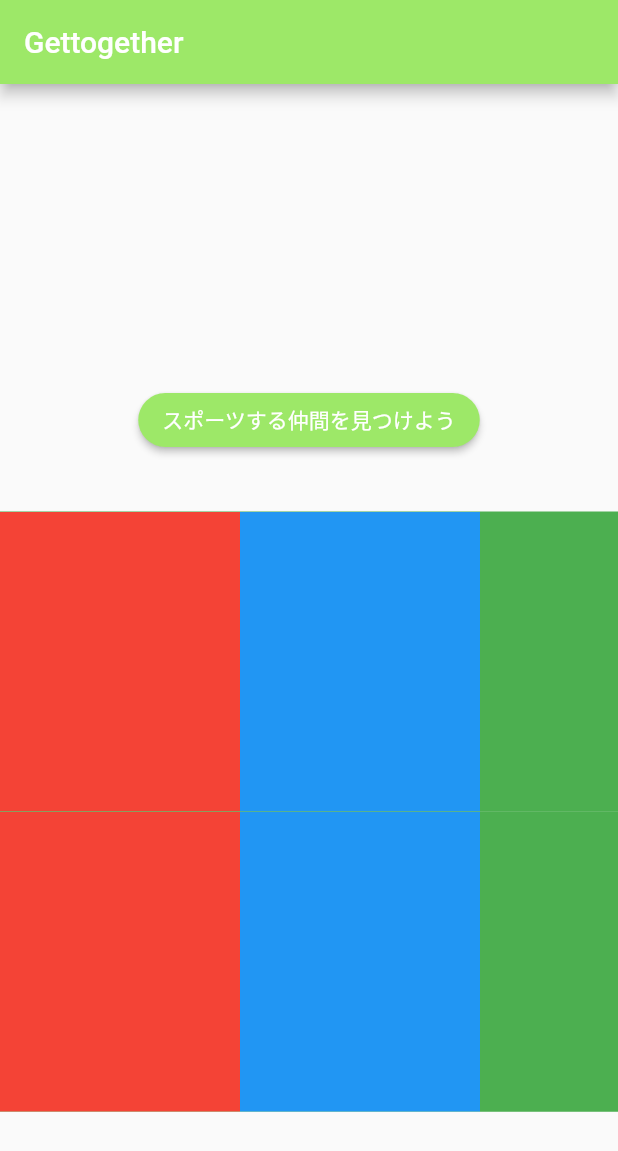
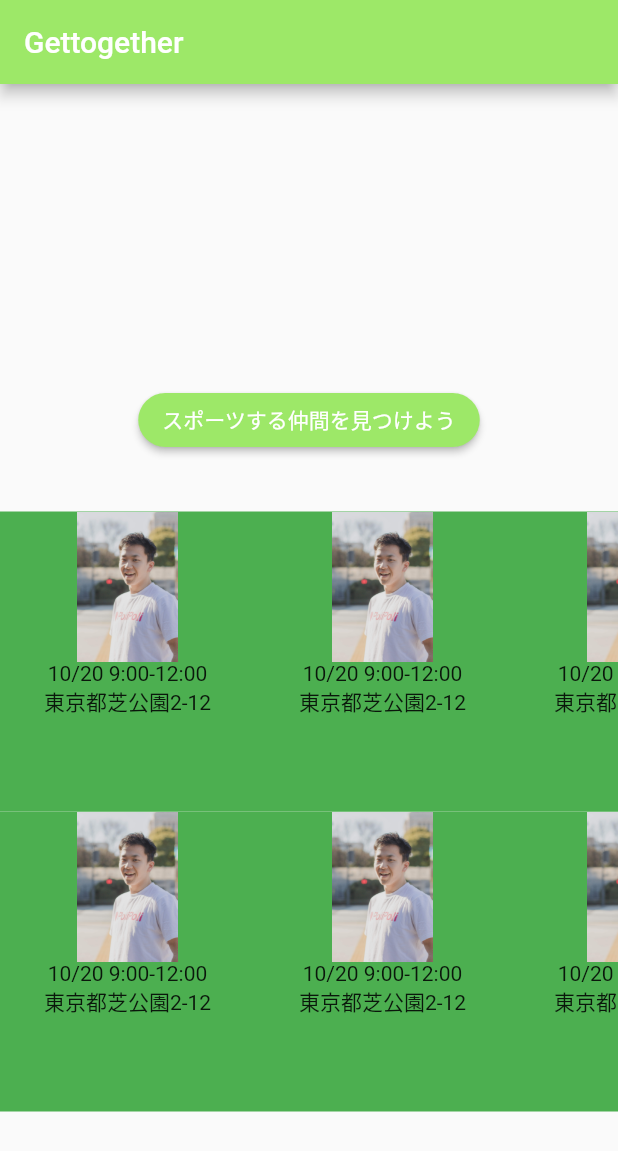
Before and after one commit to shrek-kurata/TodoList, a Flutter app: the screen it shows after launch, on a phone screen of 412 x 824 dp. Shown: the top 1151 px of the screen. Run offline on Flutter 3.47's test engine with Material 2 defaults, Android fonts, the light colour scheme and no system bars; Roboto replaces fonts that are missing (Avenir).

Commit message:
List view

```diff
--- a/Flutter/gettogether/lib/main.dart
+++ b/Flutter/gettogether/lib/main.dart
@@ -36,11 +36,8 @@ class _MyHomePageState extends State<MyHomePage> {
           centerTitle: false,
           backgroundColor: Color.fromRGBO(157, 232, 104, 1),
         ),
-        body: Column(children: <Widget>[
-          _banner(),
-          _eventLists(),
-          _eventLists()
-        ]));
+        body: Column(
+            children: <Widget>[_banner(), _eventLists(), _eventLists()]));
   }
 
   Widget _banner() => Container(
@@ -64,27 +61,19 @@ class _MyHomePageState extends State<MyHomePage> {
         color: Colors.green,
         child: new ListView(
           scrollDirection: Axis.horizontal,
+          children: <Widget>[_listItem(), _listItem(), _listItem(), _listItem(), _listItem()],
+        ),
+      );
+
+  Widget _listItem() => Container(
+        height: 150,
+        width: 170,
+        child: Column(
           children: <Widget>[
-            Container(
-                width: 160.0,
-                color: Colors.red,
-              ),
-              Container(
-                width: 160.0,
-                color: Colors.blue,
-              ),
-              Container(
-                width: 160.0,
-                color: Colors.green,
-              ),
-              Container(
-                width: 160.0,
-                color: Colors.yellow,
-              ),
-              Container(
-                width: 160.0,
-                color: Colors.orange,
-              ),
+            Image.asset('images/倉田.jpg', width: 170, height: 100,),
+            Column(
+              children: <Widget>[Text('10/20 9:00-12:00'), Text('東京都芝公園2-12')],
+            )
           ],
         ),
       );
--- a/Flutter/gettogether/pubspec.yaml
+++ b/Flutter/gettogether/pubspec.yaml
@@ -41,9 +41,8 @@ flutter:
   uses-material-design: true
 
   # To add assets to your application, add an assets section, like this:
-  # assets:
-  #  - images/a_dot_burr.jpeg
-  #  - images/a_dot_ham.jpeg
+  assets:
+    - images/倉田.jpg
 
   # An image asset can refer to one or more resolution-specific "variants", see
   # https://flutter.dev/assets-and-images/#resolution-aware.
```
Also changed, not shown: Flutter/gettogether/images/倉田.jpg (added).
